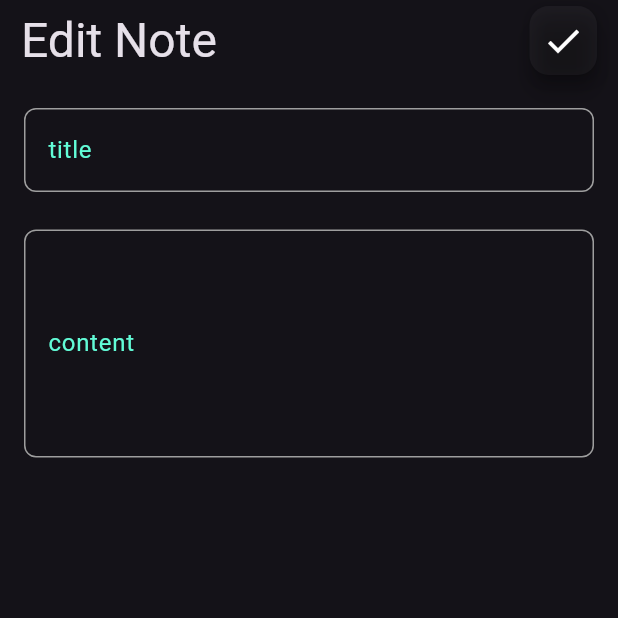
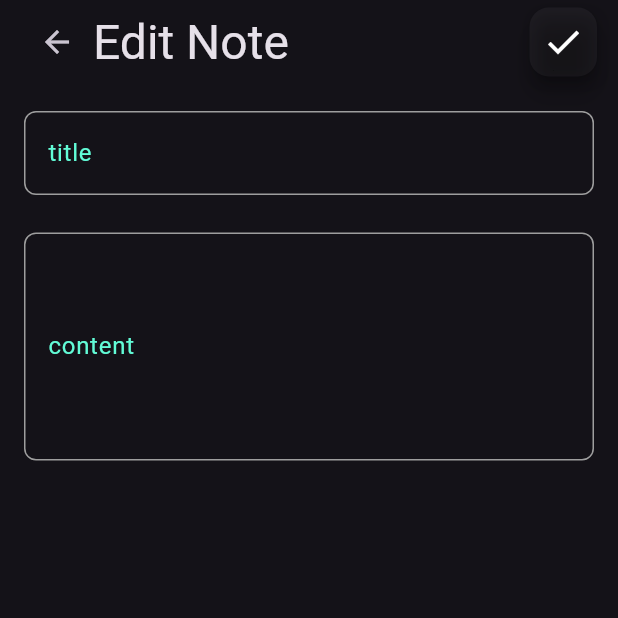
Before and after one commit to AhmedKhaled858/notes_app, a Flutter app: the screen it shows after launch, after a tap on "Flutter Note", on a phone screen of 412 x 824 dp, the top half of it. Run offline on Flutter 3.47's test engine with Material 3 defaults, Android fonts, the phone set to English and light mode, and no system bars; our stand-ins replace go_router, responsive_framework.

Commit message:
edit in app bar in edit note view

```diff
--- a/lib/core/utiles/widgets/custom_appbar.dart
+++ b/lib/core/utiles/widgets/custom_appbar.dart
@@ -2,9 +2,17 @@ import 'package:flutter/material.dart';
 import 'package:note_app/core/utiles/widgets/custom_appbar_icon.dart';
 
 class CustomAppbar extends StatelessWidget {
-  const CustomAppbar({super.key, required this.title, required this.icon});
-  final String title ;
+  const CustomAppbar({
+    super.key,
+    required this.title,
+    required this.icon,
+    this.iconButton,
+  });
+
+  final String title;
   final IconData icon;
+  final IconButton? iconButton;
+
   @override
   Widget build(BuildContext context) {
     return SafeArea(
@@ -12,11 +20,15 @@ class CustomAppbar extends StatelessWidget {
         padding: const EdgeInsets.symmetric(vertical: 4, horizontal: 14),
         child: Row(
           children: [
-          Text(title, style: Theme.of(context).textTheme.headlineLarge),
-          Spacer(),
-          //IconButton(onPressed: (){}, icon: const Icon(Icons.search, size: 30)),
-          CustomAppBarIcon(icon: icon),
-        ],),
+            if (iconButton != null) iconButton!, // ← Optional back button
+            Text(
+              title,
+              style: Theme.of(context).textTheme.headlineLarge,
+            ),
+            const Spacer(),
+            CustomAppBarIcon(icon: icon),
+          ],
+        ),
       ),
     );
   }
--- a/lib/features/notes/presentation/views/widgets/edit_note_view_body.dart
+++ b/lib/features/notes/presentation/views/widgets/edit_note_view_body.dart
@@ -1,7 +1,6 @@
-
 import 'package:flutter/material.dart';
+import 'package:go_router/go_router.dart';
 import 'package:note_app/features/notes/presentation/views/widgets/custom_text_field.dart';
-
 import '../../../../../core/utiles/widgets/custom_appbar.dart';
 
 class EditNoteViewBody extends StatelessWidget {
@@ -9,20 +8,42 @@ class EditNoteViewBody extends StatelessWidget {
 
   @override
   Widget build(BuildContext context) {
-    return  SafeArea(
-      child: Column(children: [
-        const CustomAppbar(title: "Edit Note", icon: Icons.done),
-        Padding(
-          padding: const EdgeInsets.symmetric(horizontal: 16,vertical: 18),
-          child: Column(
-            children: [
-              CustomTextField(labelText: "title", hintText: "write your title here"),
-              SizedBox(height: 25,),
-              CustomTextField(labelText: "content", hintText: "write your note here", maxLines: 5),
-            ],
+    return SafeArea(
+      child: Column(
+        children: [
+          CustomAppbar(
+            title: "Edit Note",
+            icon: Icons.done,
+            iconButton: IconButton(
+            icon: const Icon(Icons.arrow_back),
+            onPressed: () {
+              if (GoRouter.of(context).canPop()) {
+                context.pop();
+              } else {
+                context.go('/notes');
+              }
+            },
+            ),
           ),
-        ),
-      ],),
+          Padding(
+            padding: const EdgeInsets.symmetric(horizontal: 16, vertical: 18),
+            child: Column(
+              children: const [
+                CustomTextField(
+                  labelText: "title",
+                  hintText: "write your title here",
+                ),
+                SizedBox(height: 25),
+                CustomTextField(
+                  labelText: "content",
+                  hintText: "write your note here",
+                  maxLines: 5,
+                ),
+              ],
+            ),
+          ),
+        ],
+      ),
     );
   }
 }
--- a/lib/main.dart
+++ b/lib/main.dart
@@ -1,5 +1,6 @@
 import 'package:flutter/material.dart';
 import 'package:note_app/core/utiles/app_router.dart';
+import 'package:responsive_framework/responsive_framework.dart';
 
 void main() {
   runApp(const NotesApp());
@@ -9,6 +10,15 @@ class NotesApp extends StatelessWidget {
   @override
   Widget build(BuildContext context) {
     return MaterialApp.router(
+       builder: (context, child) => ResponsiveBreakpoints.builder(
+        child: child!,
+        breakpoints: [
+          const Breakpoint(start: 0, end: 450, name: MOBILE),
+          const Breakpoint(start: 451, end: 800, name: TABLET),
+          const Breakpoint(start: 801, end: 1920, name: DESKTOP),
+          const Breakpoint(start: 1921, end: double.infinity, name: '4K'),
+        ],
+      ),
       theme: ThemeData.dark(),
       debugShowCheckedModeBanner: false,
       routerConfig: AppRouter.router,
--- a/pubspec.yaml
+++ b/pubspec.yaml
@@ -32,6 +32,7 @@ dependencies:
   flutter:
     sdk: flutter
   go_router: ^16.0.0
+  responsive_framework: ^1.5.1
 
 dev_dependencies:
   flutter_lints: ^5.0.0
```
Also changed, not shown: pubspec.lock.
